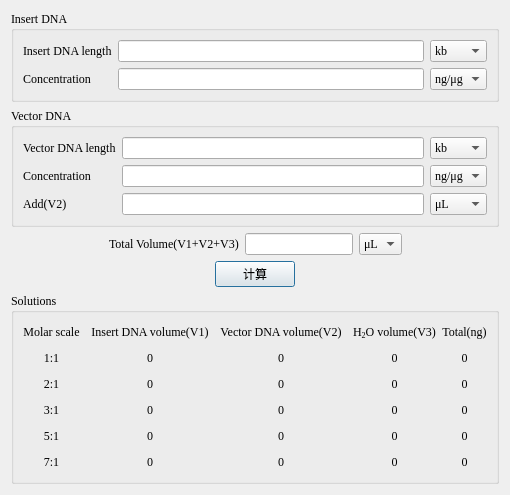
First picture: the form in UI/openBMP/LigationCalculator.ui, repository zhaoy2020/openBMP, before the edit.
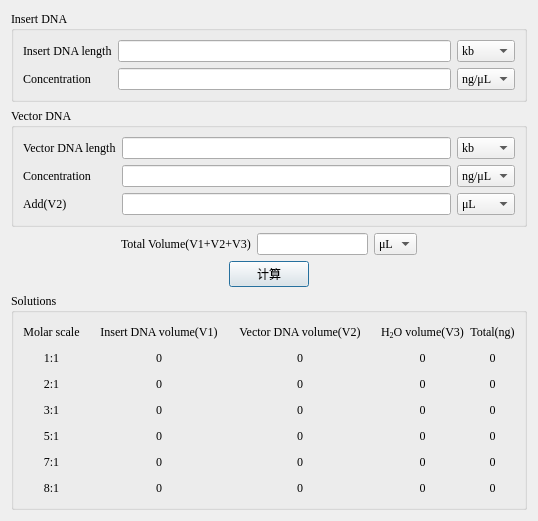
Second picture: the form after the edit.

Diff of the .ui file:
```diff
--- a/UI/openBMP/LigationCalculator.ui
+++ b/UI/openBMP/LigationCalculator.ui
@@ -6,8 +6,8 @@
    <rect>
     <x>0</x>
     <y>0</y>
-    <width>510</width>
-    <height>476</height>
+    <width>538</width>
+    <height>453</height>
    </rect>
   </property>
   <property name="windowTitle">
@@ -68,7 +68,7 @@
         </property>
         <item>
          <property name="text">
-          <string>ng/μg</string>
+          <string>ng/μL</string>
          </property>
         </item>
        </widget>
@@ -113,7 +113,7 @@
         </property>
         <item>
          <property name="text">
-          <string>ng/μg</string>
+          <string>ng/μL</string>
          </property>
         </item>
        </widget>
@@ -803,6 +803,108 @@
         </property>
        </widget>
       </item>
+      <item row="2" column="1">
+       <spacer name="horizontalSpacer_10">
+        <property name="orientation">
+         <enum>Qt::Horizontal</enum>
+        </property>
+        <property name="sizeHint" stdset="0">
+         <size>
+          <width>41</width>
+          <height>20</height>
+         </size>
+        </property>
+       </spacer>
+      </item>
+      <item row="6" column="0">
+       <widget class="QLabel" name="label_37">
+        <property name="text">
+         <string>8:1</string>
+        </property>
+        <property name="alignment">
+         <set>Qt::AlignCenter</set>
+        </property>
+       </widget>
+      </item>
+      <item row="6" column="2">
+       <widget class="QLabel" name="label_38">
+        <property name="text">
+         <string>0</string>
+        </property>
+        <property name="alignment">
+         <set>Qt::AlignCenter</set>
+        </property>
+       </widget>
+      </item>
+      <item row="6" column="4">
+       <widget class="QLabel" name="label_39">
+        <property name="text">
+         <string>0</string>
+        </property>
+        <property name="alignment">
+         <set>Qt::AlignCenter</set>
+        </property>
+       </widget>
+      </item>
+      <item row="6" column="6">
+       <widget class="QLabel" name="label_40">
+        <property name="text">
+         <string>0</string>
+        </property>
+        <property name="alignment">
+         <set>Qt::AlignCenter</set>
+        </property>
+       </widget>
+      </item>
+      <item row="6" column="7">
+       <widget class="QLabel" name="label_41">
+        <property name="text">
+         <string>0</string>
+        </property>
+        <property name="alignment">
+         <set>Qt::AlignCenter</set>
+        </property>
+       </widget>
+      </item>
+      <item row="6" column="1">
+       <spacer name="horizontalSpacer_4">
+        <property name="orientation">
+         <enum>Qt::Horizontal</enum>
+        </property>
+        <property name="sizeHint" stdset="0">
+         <size>
+          <width>40</width>
+          <height>20</height>
+         </size>
+        </property>
+       </spacer>
+      </item>
+      <item row="6" column="3">
+       <spacer name="horizontalSpacer_24">
+        <property name="orientation">
+         <enum>Qt::Horizontal</enum>
+        </property>
+        <property name="sizeHint" stdset="0">
+         <size>
+          <width>40</width>
+          <height>20</height>
+         </size>
+        </property>
+       </spacer>
+      </item>
+      <item row="6" column="5">
+       <spacer name="horizontalSpacer_25">
+        <property name="orientation">
+         <enum>Qt::Horizontal</enum>
+        </property>
+        <property name="sizeHint" stdset="0">
+         <size>
+          <width>40</width>
+          <height>20</height>
+         </size>
+        </property>
+       </spacer>
+      </item>
      </layout>
     </widget>
    </item>
```
Left out of the diff: 571 changed lines with no effect on the pictures.
